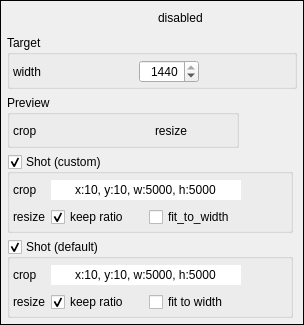
This is tools/video_editor/ui/ui_widget_geometry.ui in JepEtau/mco as Qt 5 draws it before an edit. The edited form follows.
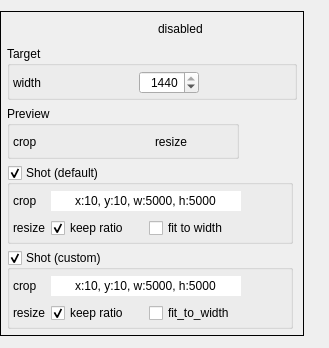
This is the edited form. Icons and pictures are not drawn.

Commit message: video editor: geometry

Diff of the .ui file:
```diff
--- a/tools/video_editor/ui/ui_widget_geometry.ui
+++ b/tools/video_editor/ui/ui_widget_geometry.ui
@@ -6,8 +6,8 @@
    <rect>
     <x>0</x>
     <y>0</y>
-    <width>289</width>
-    <height>320</height>
+    <width>329</width>
+    <height>348</height>
    </rect>
   </property>
   <property name="sizePolicy">
@@ -532,162 +532,6 @@
         </layout>
        </widget>
       </item>
-      <item>
-       <widget class="QGroupBox" name="groupBox_shot_geometry">
-        <property name="sizePolicy">
-         <sizepolicy hsizetype="Maximum" vsizetype="Preferred">
-          <horstretch>0</horstretch>
-          <verstretch>0</verstretch>
-         </sizepolicy>
-        </property>
-        <property name="focusPolicy">
-         <enum>Qt::NoFocus</enum>
-        </property>
-        <property name="title">
-         <string>Shot (custom)</string>
-        </property>
-        <property name="checkable">
-         <bool>true</bool>
-        </property>
-        <property name="checked">
-         <bool>true</bool>
-        </property>
-        <layout class="QGridLayout" name="gridLayout_2">
-         <property name="leftMargin">
-          <number>3</number>
-         </property>
-         <property name="topMargin">
-          <number>5</number>
-         </property>
-         <property name="rightMargin">
-          <number>3</number>
-         </property>
-         <property name="bottomMargin">
-          <number>3</number>
-         </property>
-         <item row="1" column="1">
-          <layout class="QHBoxLayout" name="horizontalLayout_3">
-           <item>
-            <widget class="QCheckBox" name="checkBox_shot_keep_ratio">
-             <property name="enabled">
-              <bool>true</bool>
-             </property>
-             <property name="focusPolicy">
-              <enum>Qt::NoFocus</enum>
-             </property>
-             <property name="text">
-              <string>keep ratio</string>
-             </property>
-             <property name="checked">
-              <bool>true</bool>
-             </property>
-            </widget>
-           </item>
-           <item>
-            <widget class="QCheckBox" name="checkBox_shot_fit_to_width">
-             <property name="enabled">
-              <bool>true</bool>
-             </property>
-             <property name="focusPolicy">
-              <enum>Qt::NoFocus</enum>
-             </property>
-             <property name="text">
-              <string>fit_to_width</string>
-             </property>
-            </widget>
-           </item>
-          </layout>
-         </item>
-         <item row="1" column="0">
-          <widget class="QLabel" name="label_19">
-           <property name="enabled">
-            <bool>true</bool>
-           </property>
-           <property name="lineWidth">
-            <number>0</number>
-           </property>
-           <property name="text">
-            <string>resize</string>
-           </property>
-          </widget>
-         </item>
-         <item row="0" column="1">
-          <widget class="QLineEdit" name="lineEdit_shot_crop_rectangle">
-           <property name="enabled">
-            <bool>true</bool>
-           </property>
-           <property name="sizePolicy">
-            <sizepolicy hsizetype="Fixed" vsizetype="Fixed">
-             <horstretch>0</horstretch>
-             <verstretch>0</verstretch>
-            </sizepolicy>
-           </property>
-           <property name="minimumSize">
-            <size>
-             <width>190</width>
-             <height>0</height>
-            </size>
-           </property>
-           <property name="maximumSize">
-            <size>
-             <width>190</width>
-             <height>16777215</height>
-            </size>
-           </property>
-           <property name="text">
-            <string>x:10, y:10, w:5000, h:5000</string>
-           </property>
-           <property name="frame">
-            <bool>false</bool>
-           </property>
-           <property name="alignment">
-            <set>Qt::AlignCenter</set>
-           </property>
-           <property name="readOnly">
-            <bool>true</bool>
-           </property>
-          </widget>
-         </item>
-         <item row="0" column="0">
-          <widget class="QLabel" name="label_10">
-           <property name="enabled">
-            <bool>true</bool>
-           </property>
-           <property name="lineWidth">
-            <number>0</number>
-           </property>
-           <property name="text">
-            <string>crop</string>
-           </property>
-          </widget>
-         </item>
-         <item row="0" column="2">
-          <widget class="QPushButton" name="pushButton_shot_discard">
-           <property name="sizePolicy">
-            <sizepolicy hsizetype="Maximum" vsizetype="Fixed">
-             <horstretch>0</horstretch>
-             <verstretch>0</verstretch>
-            </sizepolicy>
-           </property>
-           <property name="focusPolicy">
-            <enum>Qt::NoFocus</enum>
-           </property>
-           <property name="text">
-            <string extracomment="Undo (Ctrl-Z)"/>
-           </property>
-           <property name="icon">
-            <iconset>
-             <normaloff>icons/grey/undo.svg</normaloff>
-             <normalon>icons/purple/undo.svg</normalon>icons/grey/undo.svg</iconset>
-           </property>
-           <property name="flat">
-            <bool>true</bool>
-           </property>
-          </widget>
-         </item>
-        </layout>
-       </widget>
-      </item>
       <item>
        <widget class="QGroupBox" name="groupBox_default_shot_geometry">
         <property name="enabled">
@@ -838,6 +682,162 @@
         </layout>
        </widget>
       </item>
+      <item>
+       <widget class="QGroupBox" name="groupBox_shot_geometry">
+        <property name="sizePolicy">
+         <sizepolicy hsizetype="Maximum" vsizetype="Preferred">
+          <horstretch>0</horstretch>
+          <verstretch>0</verstretch>
+         </sizepolicy>
+        </property>
+        <property name="focusPolicy">
+         <enum>Qt::NoFocus</enum>
+        </property>
+        <property name="title">
+         <string>Shot (custom)</string>
+        </property>
+        <property name="checkable">
+         <bool>true</bool>
+        </property>
+        <property name="checked">
+         <bool>true</bool>
+        </property>
+        <layout class="QGridLayout" name="gridLayout_2">
+         <property name="leftMargin">
+          <number>3</number>
+         </property>
+         <property name="topMargin">
+          <number>5</number>
+         </property>
+         <property name="rightMargin">
+          <number>3</number>
+         </property>
+         <property name="bottomMargin">
+          <number>3</number>
+         </property>
+         <item row="1" column="1">
+          <layout class="QHBoxLayout" name="horizontalLayout_3">
+           <item>
+            <widget class="QCheckBox" name="checkBox_shot_keep_ratio">
+             <property name="enabled">
+              <bool>true</bool>
+             </property>
+             <property name="focusPolicy">
+              <enum>Qt::NoFocus</enum>
+             </property>
+             <property name="text">
+              <string>keep ratio</string>
+             </property>
+             <property name="checked">
+              <bool>true</bool>
+             </property>
+            </widget>
+           </item>
+           <item>
+            <widget class="QCheckBox" name="checkBox_shot_fit_to_width">
+             <property name="enabled">
+              <bool>true</bool>
+             </property>
+             <property name="focusPolicy">
+              <enum>Qt::NoFocus</enum>
+             </property>
+             <property name="text">
+              <string>fit_to_width</string>
+             </property>
+            </widget>
+           </item>
+          </layout>
+         </item>
+         <item row="1" column="0">
+          <widget class="QLabel" name="label_19">
+           <property name="enabled">
+            <bool>true</bool>
+           </property>
+           <property name="lineWidth">
+            <number>0</number>
+           </property>
+           <property name="text">
+            <string>resize</string>
+           </property>
+          </widget>
+         </item>
+         <item row="0" column="1">
+          <widget class="QLineEdit" name="lineEdit_shot_crop_rectangle">
+           <property name="enabled">
+            <bool>true</bool>
+           </property>
+           <property name="sizePolicy">
+            <sizepolicy hsizetype="Fixed" vsizetype="Fixed">
+             <horstretch>0</horstretch>
+             <verstretch>0</verstretch>
+            </sizepolicy>
+           </property>
+           <property name="minimumSize">
+            <size>
+             <width>190</width>
+             <height>0</height>
+            </size>
+           </property>
+           <property name="maximumSize">
+            <size>
+             <width>190</width>
+             <height>16777215</height>
+            </size>
+           </property>
+           <property name="text">
+            <string>x:10, y:10, w:5000, h:5000</string>
+           </property>
+           <property name="frame">
+            <bool>false</bool>
+           </property>
+           <property name="alignment">
+            <set>Qt::AlignCenter</set>
+           </property>
+           <property name="readOnly">
+            <bool>true</bool>
+           </property>
+          </widget>
+         </item>
+         <item row="0" column="0">
+          <widget class="QLabel" name="label_10">
+           <property name="enabled">
+            <bool>true</bool>
+           </property>
+           <property name="lineWidth">
+            <number>0</number>
+           </property>
+           <property name="text">
+            <string>crop</string>
+           </property>
+          </widget>
+         </item>
+         <item row="0" column="2">
+          <widget class="QPushButton" name="pushButton_shot_discard">
+           <property name="sizePolicy">
+            <sizepolicy hsizetype="Maximum" vsizetype="Fixed">
+             <horstretch>0</horstretch>
+             <verstretch>0</verstretch>
+            </sizepolicy>
+           </property>
+           <property name="focusPolicy">
+            <enum>Qt::NoFocus</enum>
+           </property>
+           <property name="text">
+            <string extracomment="Undo (Ctrl-Z)"/>
+           </property>
+           <property name="icon">
+            <iconset>
+             <normaloff>icons/grey/undo.svg</normaloff>
+             <normalon>icons/purple/undo.svg</normalon>icons/grey/undo.svg</iconset>
+           </property>
+           <property name="flat">
+            <bool>true</bool>
+           </property>
+          </widget>
+         </item>
+        </layout>
+       </widget>
+      </item>
      </layout>
     </widget>
    </item>
```
Left out of the diff: 2 changed lines with no effect on the pictures. The commit also changes 25 other files.
